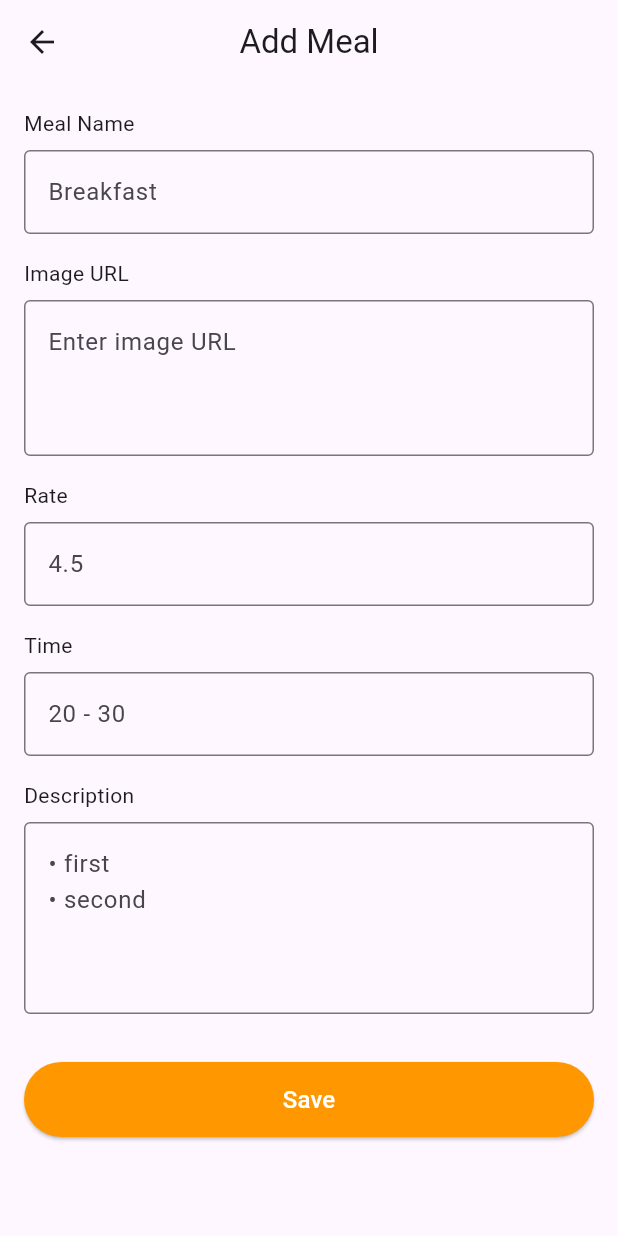
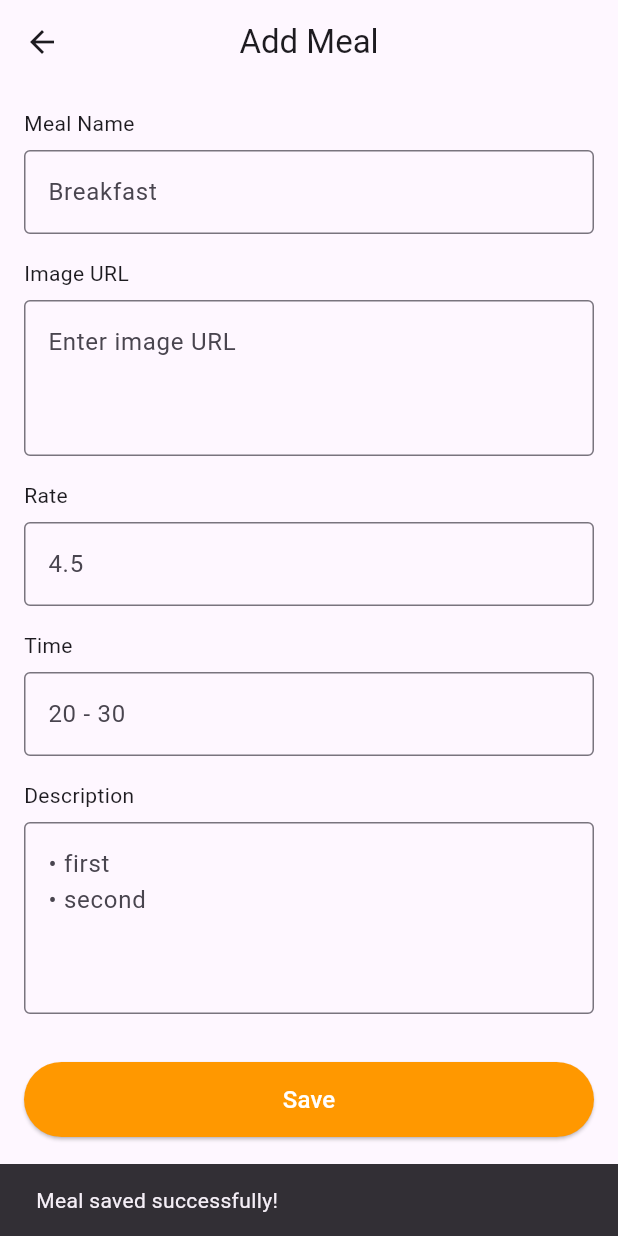
Before and after one commit to Mahmou-d6356567377/mymeals, a Flutter app: the AddMealScreen screen opened by its route, after a tap on "Save", on a phone screen of 412 x 824 dp. Run offline on Flutter 3.47's test engine with Material 3 defaults, Android fonts, the phone set to English and light mode, and no system bars; our stand-ins replace dio, flutter_dotenv, flutter_screenutil, go_router, smooth_page_indicator, sqflite; accounts and stored records are empty.

Commit message:
finished meals app database

```diff
--- a/lib/core/routing/app_router.dart
+++ b/lib/core/routing/app_router.dart
@@ -1,6 +1,6 @@
 import 'package:flutter/material.dart';
 import 'package:go_router/go_router.dart';
-import 'package:mealsapp/data/models/details_screen/details_screen_model.dart';
+import 'package:mealsapp/data/models/meals/meals_model.dart';
 import 'package:mealsapp/features/home/presentation/screens/adding_meal_screen.dart';
 import 'package:mealsapp/features/home/presentation/screens/details_screen.dart';
 import 'package:mealsapp/features/home/presentation/screens/home.dart';
@@ -25,13 +25,13 @@ class AppRouter {
       GoRoute(
         path: home,
         builder: (BuildContext context, GoRouterState state) {
-          return const Home();
+          return  Home();
         },
       ),
       GoRoute(
         path: fooddetailscreen,
         builder: (BuildContext context, GoRouterState state) {
-          return  FoodDetailScreen(detailsScreenModel: state.extra! as DetailsScreenModel);
+          return  FoodDetailScreen(meal: state.extra as Meal);
         },
       ),
       GoRoute(
--- /dev/null
+++ b/lib/data/models/meals/meals_model.dart
@@ -0,0 +1,40 @@
+class Meal {
+  final int id; // optional because it'll be auto-generated
+  final String mealName;
+  final String description;
+  final String imageUrl;
+  final double rate;
+  final int time;
+
+  Meal({
+    required this.id,
+    required this.mealName,
+    required this.description,
+    required this.imageUrl,
+    required this.rate,
+    required this.time,
+  });
+
+  // Convert a Meal into a Map (for inserting into the db)
+  Map<String, dynamic> toMap() {
+    return {
+      'mealName': mealName,
+      'description': description,
+      'imageUrl': imageUrl,
+      'rate': rate,
+      'time': time,
+    };
+  }
+
+  // Create a Meal from a Map (for reading from the db)
+  factory Meal.fromMap(Map<String, dynamic> map) {
+    return Meal(
+      id: map['id'],
+      mealName: map['mealName'],
+      description: map['description'],
+      imageUrl: map['imageUrl'],
+      rate: map['rate'],
+      time: map['time'],
+    );
+  }
+}
--- /dev/null
+++ b/lib/data/remote/sqflite_service.dart
@@ -0,0 +1,60 @@
+import 'package:mealsapp/data/models/meals/meals_model.dart';
+import 'package:sqflite/sqflite.dart';
+import 'package:path/path.dart';
+
+class SqfliteService {
+  Future<Database> openMealDatabase() async {
+    final databasesPath = await getDatabasesPath();
+    final path = join(databasesPath, 'meals.db');
+
+    return openDatabase(
+      path,
+      version: 1,
+      onCreate: (db, version) async {
+        await db.execute('''
+        CREATE TABLE Meals(
+          id INTEGER PRIMARY KEY AUTOINCREMENT,
+          mealName TEXT,
+          description TEXT,
+          imageUrl TEXT,
+          rate REAL,
+          time INTEGER
+        )
+      ''');
+      },
+    );
+  }
+
+// Insert a Meal
+  Future<void> insertMeal(Database db, Meal meal) async {
+    await db.insert('Meals', meal.toMap());
+  }
+
+// Get all Meals
+  Future<List<Meal>> getAllMeals(Database db) async {
+    final List<Map<String, dynamic>> maps = await db.query('Meals');
+    return List.generate(maps.length, (i) {
+      print(maps[i]);
+      return Meal.fromMap(maps[i]);
+    });
+  }
+
+// Update a Meal
+  Future<int> updateMeal(Database db, Meal meal) async {
+    return await db.update(
+      'Meals',
+      meal.toMap(),
+      where: 'id = ?',
+      whereArgs: [meal.id],
+    );
+  }
+
+// Delete a Meal
+  Future<int> deleteMeal(Database db, int id) async {
+    return await db.delete(
+      'Meals',
+      where: 'id = ?',
+      whereArgs: [id],
+    );
+  }
+}
--- a/lib/features/home/presentation/screens/adding_meal_screen.dart
+++ b/lib/features/home/presentation/screens/adding_meal_screen.dart
@@ -1,4 +1,7 @@
 import 'package:flutter/material.dart';
+import 'package:go_router/go_router.dart';
+import 'package:mealsapp/data/models/meals/meals_model.dart';
+import 'package:mealsapp/data/remote/sqflite_service.dart';
 
 class AddMealScreen extends StatelessWidget {
   const AddMealScreen({super.key});
@@ -10,6 +13,9 @@ class AddMealScreen extends StatelessWidget {
     final TextEditingController rateController = TextEditingController();
     final TextEditingController timeController = TextEditingController();
     final TextEditingController descriptionController = TextEditingController();
+    final SqfliteService sqfliteService = SqfliteService();
+    final db = sqfliteService.openMealDatabase();
+
     return Scaffold(
       appBar: AppBar(
         leading: IconButton(
@@ -28,7 +34,7 @@ class AddMealScreen extends StatelessWidget {
             children: [
               const Text('Meal Name'),
               const SizedBox(height: 8),
-               TextField(
+              TextField(
                 controller: nameController,
                 decoration: InputDecoration(
                   hintText: 'Breakfast',
@@ -38,7 +44,7 @@ class AddMealScreen extends StatelessWidget {
               const SizedBox(height: 16),
               const Text('Image URL'),
               const SizedBox(height: 8),
-               TextField(
+              TextField(
                 controller: imageUrlController,
                 maxLines: 3,
                 decoration: InputDecoration(
@@ -49,7 +55,7 @@ class AddMealScreen extends StatelessWidget {
               const SizedBox(height: 16),
               const Text('Rate'),
               const SizedBox(height: 8),
-               TextField(
+              TextField(
                 controller: rateController,
                 keyboardType: TextInputType.number,
                 decoration: InputDecoration(
@@ -60,7 +66,7 @@ class AddMealScreen extends StatelessWidget {
               const SizedBox(height: 16),
               const Text('Time'),
               const SizedBox(height: 8),
-               TextField(
+              TextField(
                 controller: timeController,
                 decoration: InputDecoration(
                   hintText: '20 - 30',
@@ -70,7 +76,7 @@ class AddMealScreen extends StatelessWidget {
               const SizedBox(height: 16),
               const Text('Description'),
               const SizedBox(height: 8),
-               TextField(
+              TextField(
                 controller: descriptionController,
                 maxLines: 4,
                 decoration: InputDecoration(
@@ -90,8 +96,28 @@ class AddMealScreen extends StatelessWidget {
                         borderRadius: BorderRadius.circular(30),
                       ),
                     ),
-                    onPressed: () {
-                      // Save action
+                    onPressed: () async {
+                      final db = await sqfliteService.openMealDatabase();
+
+                      // Create a Meal object
+                      final meal = Meal(
+                        id: DateTime.now().millisecondsSinceEpoch,
+                        mealName: nameController.text,
+                        description: descriptionController.text,
+                        imageUrl: imageUrlController.text,
+                        rate: double.tryParse(rateController.text) ?? 0.0,
+                        time: int.tryParse(timeController.text) ?? 0,
+                      );
+
+                      sqfliteService.insertMeal(db, meal);
+
+                      ScaffoldMessenger.of(context).showSnackBar(
+                        const SnackBar(
+                            content: Text('Meal saved successfully!')),
+                      );
+                        sqfliteService.getAllMeals(db);
+
+                      GoRouter.of(context).pop();
                     },
                     child: const Text(
                       'Save',
--- a/lib/features/home/presentation/screens/details_screen.dart
+++ b/lib/features/home/presentation/screens/details_screen.dart
@@ -1,18 +1,31 @@
 import 'package:flutter/material.dart';
 import 'package:flutter_screenutil/flutter_screenutil.dart';
-import 'package:mealsapp/data/models/details_screen/details_screen_model.dart';
+import 'package:go_router/go_router.dart';
+import 'package:mealsapp/data/models/meals/meals_model.dart';
+import 'package:mealsapp/data/remote/sqflite_service.dart';
+import 'package:sqflite/sqflite.dart';
 
 class FoodDetailScreen extends StatelessWidget {
-  final DetailsScreenModel detailsScreenModel;
+  final Meal meal;
 
-  const FoodDetailScreen({
-    super.key,
-    required this.detailsScreenModel
-  });
+  FoodDetailScreen({super.key, required this.meal});
 
+  final SqfliteService _sqfliteService = SqfliteService();
   @override
   Widget build(BuildContext context) {
     return Scaffold(
+      floatingActionButton: FloatingActionButton(
+        backgroundColor: Colors.orange,
+        onPressed: () async {
+          Database database = await _sqfliteService.openMealDatabase();
+          await _sqfliteService.deleteMeal(database, meal.id);
+          GoRouter.of(context).pop();
+        },
+        child: const Icon(
+          Icons.delete,
+          color: Colors.white,
+        ),
+      ),
       body: SingleChildScrollView(
         child: Column(
           children: [
@@ -24,8 +37,8 @@ class FoodDetailScreen extends StatelessWidget {
                     bottomLeft: Radius.circular(25.r),
                     bottomRight: Radius.circular(25.r),
                   ),
-                  child: Image.asset(
-                    detailsScreenModel.imagePath,
+                  child: Image.network(
+                    meal.imageUrl,
                     height: 300.h,
                     width: double.infinity,
                     fit: BoxFit.cover,
@@ -54,7 +67,7 @@ class FoodDetailScreen extends StatelessWidget {
                 children: [
                   // Title
                   Text(
-                    '${detailsScreenModel.title} 🍔',
+                    '${meal.mealName} 🍔',
                     style: TextStyle(
                       fontSize: 24.sp,
                       fontWeight: FontWeight.bold,
@@ -64,20 +77,22 @@ class FoodDetailScreen extends StatelessWidget {
 
                   // Time & Rating
                   Container(
-                    padding: EdgeInsets.symmetric(horizontal: 12.w, vertical: 10.h),
+                    padding:
+                        EdgeInsets.symmetric(horizontal: 12.w, vertical: 10.h),
                     decoration: BoxDecoration(
                       color: Colors.orange.withOpacity(0.1),
                       borderRadius: BorderRadius.circular(12.r),
                     ),
                     child: Row(
                       children: [
-                        const Icon(Icons.access_time, size: 20, color: Colors.orange),
+                        const Icon(Icons.access_time,
+                            size: 20, color: Colors.orange),
                         const SizedBox(width: 5),
-                        Text(detailsScreenModel.duration),
+                        Text(meal.time.toString()),
                         const Spacer(),
                         const Icon(Icons.star, size: 20, color: Colors.orange),
                         const SizedBox(width: 5),
-                        Text(detailsScreenModel.rating.toString()),
+                        Text(meal.rate.toString()),
                       ],
                     ),
                   ),
@@ -91,7 +106,7 @@ class FoodDetailScreen extends StatelessWidget {
                     style: TextStyle(fontWeight: FontWeight.bold, fontSize: 18),
                   ),
                   Text(
-                    detailsScreenModel.description,
+                    meal.description,
                     style: TextStyle(color: Colors.grey[700], fontSize: 15.sp),
                   ),
                 ],
--- a/lib/features/home/presentation/widgets/food_card.dart
+++ b/lib/features/home/presentation/widgets/food_card.dart
@@ -40,7 +40,7 @@ class FoodCard extends StatelessWidget {
           children: [
             ClipRRect(
               borderRadius: BorderRadius.circular(12),
-              child: Image.asset(
+              child: Image.network(
                 imagePath,
                 height: 100,
                 width: double.infinity,
--- a/pubspec.yaml
+++ b/pubspec.yaml
@@ -21,6 +21,7 @@ dependencies:
   go_router: ^15.0.0
   google_fonts: null
   smooth_page_indicator: ^1.2.1
+  sqflite: ^2.4.1
 
 dev_dependencies:
   flutter_test:
```
Also changed, not shown: lib/features/home/presentation/screens/home.dart (+21 -35 lines), lib/features/home/presentation/widgets/custom_sliver_AppBar.dart (added, +25 -0 lines), lib/features/home/presentation/widgets/meals_sliver.dart (added, +34 -0 lines), lib/data/local/meals_repo.dart (added), pubspec.lock, 1 other file.
